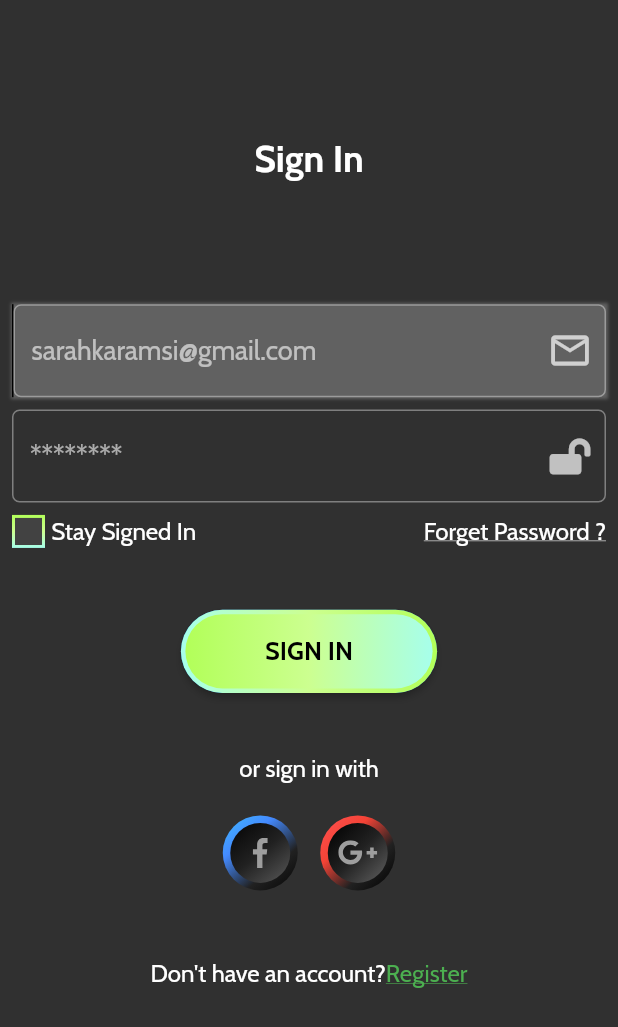
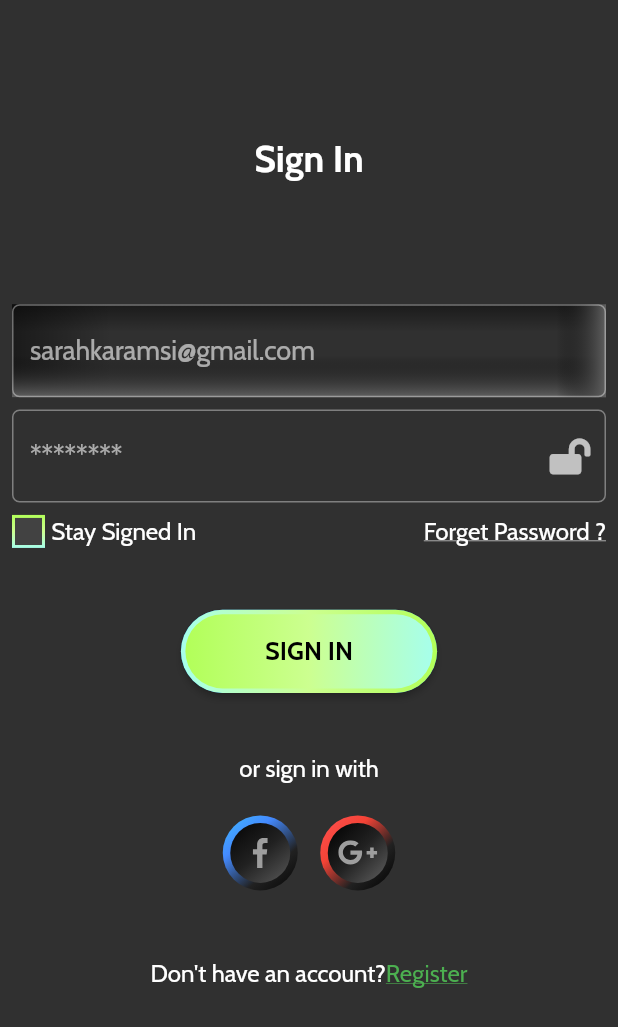
Before and after one commit to Taber1/SportsAppUIKIT, a Flutter app: the screen it shows after launch, on a phone screen of 412 x 824 dp. Shown: the top 1027 px of the screen. Run offline on Flutter 3.47's test engine with Material 2 defaults, Android fonts, the phone set to English and light mode, and no system bars; our stand-ins replace flutter_svg, font_awesome_flutter.

Commit message:
inner shadow

```diff
--- a/lib/innershadow.dart
+++ b/lib/innershadow.dart
@@ -1,27 +1,61 @@
 import 'package:flutter/material.dart';
 
-Container con(Widget wid) {
-  Container(
+class CustomContainer extends StatelessWidget {
+  Widget child;
+  CustomContainer({this.child});
+  @override
+  Widget build(BuildContext context) {
+    return Container(
       decoration: BoxDecoration(
         gradient: LinearGradient(
           begin: Alignment(-1, -1),
-        end: Alignment(-1, -0.1),
+          end: Alignment(-1, -0.4),
           colors: [Colors.black45, Colors.transparent],
         ),
       ),
       child: Container(
         decoration: BoxDecoration(
           gradient: LinearGradient(
-          begin: Alignment(0, 0),
-          end: Alignment(0, 0.1),
-          colors: [Colors.grey[900], Colors.transparent],
+            begin: Alignment.centerLeft,
+            colors: [
+              Colors.black45,
+              Colors.transparent,
+              Colors.transparent,
+              Colors.transparent,
+              Colors.transparent,
+              Colors.transparent,
+              Colors.transparent,
+            ],
           ),
         ),
         child: Container(
+          decoration: BoxDecoration(
+            gradient: LinearGradient(
+              begin: Alignment(1, 1),
+              end: Alignment(1, 0.1),
+              colors: [Colors.grey[700], Colors.transparent],
+            ),
+          ),
           child: Container(
-          child: wid,
+            decoration: BoxDecoration(
+              gradient: LinearGradient(
+                begin: Alignment.centerRight,
+                end: Alignment.center,
+                colors: [
+                  Colors.grey[700],
+                  Colors.transparent,
+                  Colors.transparent,
+                  Colors.transparent,
+                  Colors.transparent,
+                  Colors.transparent,
+                  Colors.transparent
+                ],
+              ),
+            ),
+            child: child,
           ),
         ),
       ),
     );
   }
+}
--- a/lib/login.dart
+++ b/lib/login.dart
@@ -3,6 +3,8 @@ import 'package:flutter_svg/flutter_svg.dart';
 import 'package:font_awesome_flutter/font_awesome_flutter.dart';
 import 'package:sport/bottomAppbar.dart';
 import 'package:sport/register.dart';
+
+import 'innerShadow.dart';
 
 class LoginScreen extends StatefulWidget {
   @override
@@ -32,23 +34,7 @@ class _LoginScreenState extends State<LoginScreen> {
             ),
             Column(
               children: [
-                Container(
-                  decoration: BoxDecoration(
-                      border:
-                          Border(left: BorderSide(style: BorderStyle.solid)),
-                      boxShadow: [
-                        BoxShadow(
-                            color: Colors.grey[700],
-                            offset: Offset(0, 0),
-                            blurRadius: 1.0,
-                            spreadRadius: 1.0)
-                      ]
-                      //   gradient: LinearGradient(
-                      //     begin: Alignment.centerLeft,
-                      //     end: Alignment(1, 0.1),
-                      //     colors: [Colors.grey[700], Colors.transparent],
-                      //   ),
-                      ),
+                CustomContainer(
                   child: TextField(
                       decoration: InputDecoration(
                     focusedBorder: OutlineInputBorder(
@@ -60,11 +46,7 @@ class _LoginScreenState extends State<LoginScreen> {
                     hintStyle: TextStyle(
                       fontSize: 18,
                     ),
-                        suffixIcon: Icon(
-                          Icons.mail_outline,
-                          size: 30,
                   )),
-                  ),
                 ),
                 SizedBox(
                   height: MediaQuery.of(context).size.height * 0.01,
```
Lines whose indentation alone changed are shown as unchanged.
